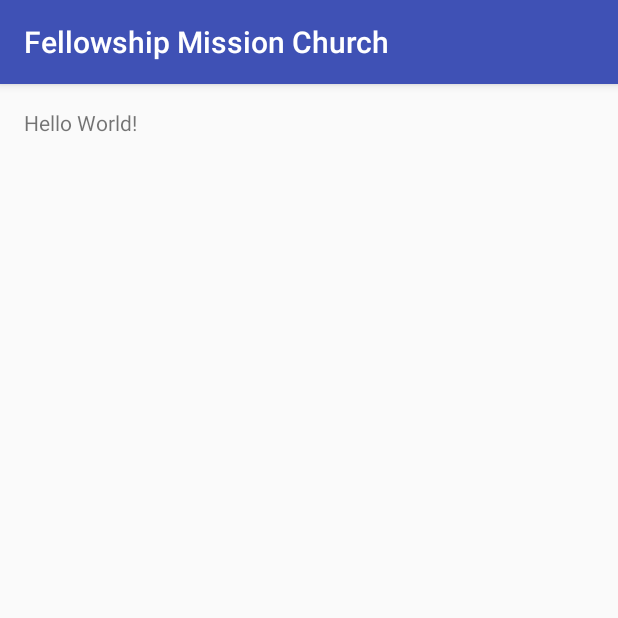
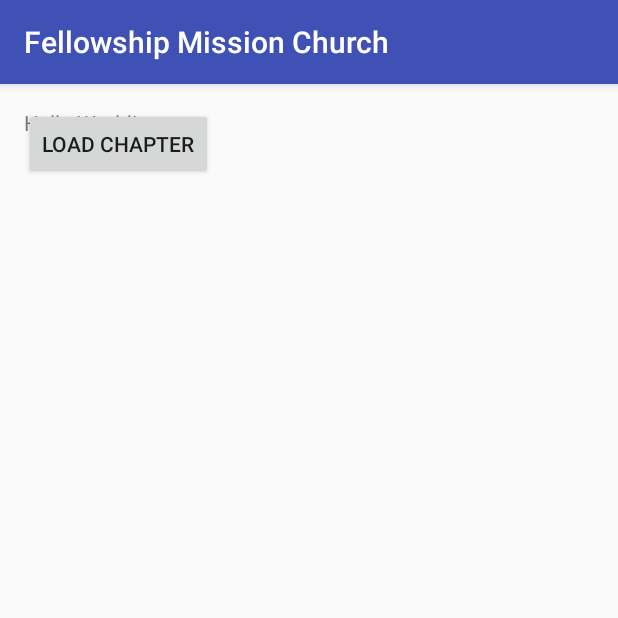
Before and after one commit to phillipsk/FellowshipMissionChurch, an Android app: the screen it shows after launch (MainActivity), on a phone screen of 412 x 824 dp, the top half of it. Run offline under Robolectric (Android 15) with nearby library versions, the phone set to English and light mode, and no system bars; our stand-ins replace ButterKnife; libraries missing offline, so code that uses them is left out: com.facebook.stetho; 1 statement that could not run was skipped.

Commit message:
Adding request to en.bible.com with an interceptor.

```diff
--- a/app/src/main/AndroidManifest.xml
+++ b/app/src/main/AndroidManifest.xml
@@ -2,7 +2,11 @@
 <manifest xmlns:android="http://schemas.android.com/apk/res/android"
     package="io.techministry.android.fellowshipmissionchurch">
 
+    <uses-permission android:name="android.permission.INTERNET" />
+    <uses-permission android:name="android.permission.ACCESS_NETWORK_STATE" />
+
     <application
+        android:name=".FellowshipApplication"
         android:allowBackup="true"
         android:icon="@mipmap/ic_launcher"
         android:label="@string/app_name"
--- /dev/null
+++ b/app/src/main/java/io/techministry/android/fellowshipmissionchurch/BibleApi.java
@@ -0,0 +1,12 @@
+package io.techministry.android.fellowshipmissionchurch;
+
+import io.techministry.android.fellowshipmissionchurch.model.ChapterResponse;
+import retrofit2.Call;
+import retrofit2.http.GET;
+import retrofit2.http.Path;
+
+public interface BibleApi {
+
+    @GET("v2/books/{book_id}/chapters.js")
+    Call<ChapterResponse> chapter(@Path("book_id") String bookId);
+}
--- /dev/null
+++ b/app/src/main/java/io/techministry/android/fellowshipmissionchurch/FellowshipApplication.java
@@ -0,0 +1,14 @@
+package io.techministry.android.fellowshipmissionchurch;
+
+import android.app.Application;
+import com.facebook.stetho.Stetho;
+
+public class FellowshipApplication extends Application {
+
+    @Override
+    public void onCreate() {
+        super.onCreate();
+        Stetho.initializeWithDefaults(this);
+    }
+
+}
--- a/app/src/main/java/io/techministry/android/fellowshipmissionchurch/MainActivity.java
+++ b/app/src/main/java/io/techministry/android/fellowshipmissionchurch/MainActivity.java
@@ -1,8 +1,14 @@
 package io.techministry.android.fellowshipmissionchurch;
 
+import android.os.Bundle;
 import android.support.v7.app.AppCompatActivity;
-import android.os.Bundle;
-import io.techministry.android.fellowshipmissionchurch.data.BibleDbHelpher;
+import android.util.Log;
+import butterknife.ButterKnife;
+import butterknife.OnClick;
+import io.techministry.android.fellowshipmissionchurch.model.ChapterResponse;
+import retrofit2.Call;
+import retrofit2.Callback;
+import retrofit2.Response;
 
 public class MainActivity extends AppCompatActivity {
 
@@ -10,7 +16,29 @@
     protected void onCreate(Bundle savedInstanceState) {
         super.onCreate(savedInstanceState);
         setContentView(R.layout.activity_main);
+        ButterKnife.bind(this);
 
-        BibleDbHelpher.create(this);
+        //TODO: make the database autoincrement works on each install
+        //BibleDbHelpher.create(this);
+
+    }
+
+    @OnClick(R.id.load_chapter)
+    public void loadChapter() {
+        final BibleApi clientApi = Downloader.createClientApi();
+
+        final Call<ChapterResponse> responseCall = clientApi.chapter("eng-GNTD:2Tim");
+        responseCall.enqueue(new Callback<ChapterResponse>() {
+            @Override
+            public void onResponse(Call<ChapterResponse> call, Response<ChapterResponse> response) {
+                Log.d("Response", "Test");
+                //Log.d("Response", response.body().getChapters().toString());
+            }
+
+            @Override
+            public void onFailure(Call<ChapterResponse> call, Throwable t) {
+                Log.e("Response", "error", t);
+            }
+        });
     }
 }
--- a/app/src/main/java/io/techministry/android/fellowshipmissionchurch/data/BibleDbHelpher.java
+++ b/app/src/main/java/io/techministry/android/fellowshipmissionchurch/data/BibleDbHelpher.java
@@ -45,7 +45,7 @@
     }
 
     private void create(SQLiteDatabase db) {
-        InputStream inputStream = context.getResources().openRawResource(R.raw.bible);
+        InputStream inputStream = context.getResources().openRawResource(R.raw.create);
         BufferedReader reader = new BufferedReader(new InputStreamReader(inputStream));
         String sql = "";
         try {
--- a/app/src/main/res/layout/activity_main.xml
+++ b/app/src/main/res/layout/activity_main.xml
@@ -14,4 +14,11 @@
         android:layout_width="wrap_content"
         android:layout_height="wrap_content"
         android:text="Hello World!" />
+
+    <Button
+        android:id="@+id/load_chapter"
+        android:layout_width="wrap_content"
+        android:layout_height="wrap_content"
+        android:text="Load Chapter"
+        />
 </RelativeLayout>
```
Also changed, not shown: app/build.gradle (+10 -0 lines), app/src/main/java/io/techministry/android/fellowshipmissionchurch/ApiTokenInterceptor.java (added, +24 -0 lines), app/src/main/java/io/techministry/android/fellowshipmissionchurch/Downloader.java (+24 -1 lines), app/src/main/java/io/techministry/android/fellowshipmissionchurch/model/Chapter.java (added, +63 -0 lines), app/src/main/java/io/techministry/android/fellowshipmissionchurch/model/ChapterResponse.java (added, +16 -0 lines).
